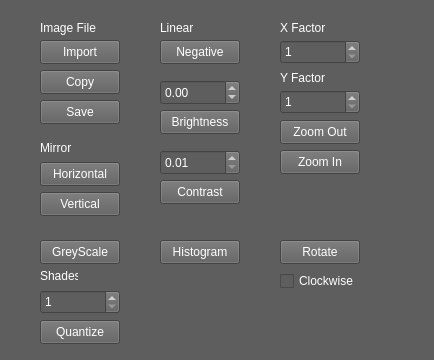
DiegoHommer/ImageEditor, file mainwindow.ui: the form before one commit.
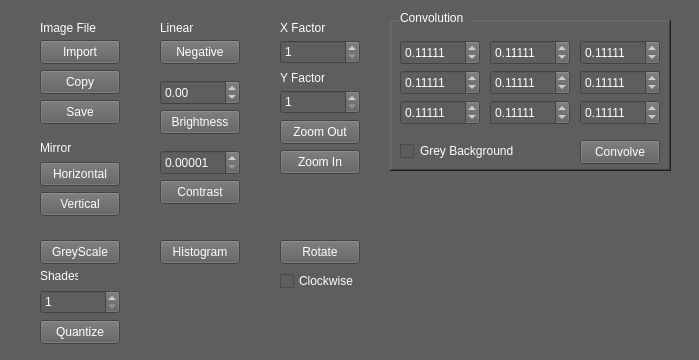
The form after the commit.

```diff
--- a/mainwindow.ui
+++ b/mainwindow.ui
@@ -6,7 +6,7 @@
    <rect>
     <x>0</x>
     <y>0</y>
-    <width>434</width>
+    <width>699</width>
     <height>360</height>
    </rect>
   </property>
@@ -295,8 +295,11 @@
     <property name="styleSheet">
      <string notr="true">color: rgb(255, 255, 255);</string>
     </property>
+    <property name="decimals">
+     <number>5</number>
+    </property>
     <property name="minimum">
-     <double>0.010000000000000</double>
+     <double>0.000010000000000</double>
     </property>
     <property name="maximum">
      <double>255.000000000000000</double>
@@ -461,6 +464,333 @@
      <string>Clockwise</string>
     </property>
    </widget>
+   <widget class="QFrame" name="frame">
+    <property name="enabled">
+     <bool>true</bool>
+    </property>
+    <property name="geometry">
+     <rect>
+      <x>390</x>
+      <y>20</y>
+      <width>281</width>
+      <height>151</height>
+     </rect>
+    </property>
+    <property name="styleSheet">
+     <string notr="true">border-color: rgb(255, 255, 255);
+color: rgb(255, 255, 255);
+gridline-color: rgb(255, 255, 255);</string>
+    </property>
+    <property name="frameShape">
+     <enum>QFrame::WinPanel</enum>
+    </property>
+    <property name="frameShadow">
+     <enum>QFrame::Raised</enum>
+    </property>
+    <property name="lineWidth">
+     <number>1</number>
+    </property>
+    <property name="midLineWidth">
+     <number>1</number>
+    </property>
+    <widget class="QPushButton" name="ColvolveButton">
+     <property name="geometry">
+      <rect>
+       <x>190</x>
+       <y>120</y>
+       <width>80</width>
+       <height>24</height>
+      </rect>
+     </property>
+     <property name="styleSheet">
+      <string notr="true">color: rgb(255, 255, 255);</string>
+     </property>
+     <property name="text">
+      <string>Convolve</string>
+     </property>
+    </widget>
+    <widget class="QDoubleSpinBox" name="Kernel5">
+     <property name="geometry">
+      <rect>
+       <x>100</x>
+       <y>50</y>
+       <width>80</width>
+       <height>25</height>
+      </rect>
+     </property>
+     <property name="styleSheet">
+      <string notr="true">color: rgb(255, 255, 255);</string>
+     </property>
+     <property name="decimals">
+      <number>5</number>
+     </property>
+     <property name="minimum">
+      <double>-1000.000000000000000</double>
+     </property>
+     <property name="maximum">
+      <double>1000.000000000000000</double>
+     </property>
+     <property name="singleStep">
+      <double>0.100000000000000</double>
+     </property>
+     <property name="value">
+      <double>0.111110000000000</double>
+     </property>
+    </widget>
+    <widget class="QDoubleSpinBox" name="Kernel3">
+     <property name="geometry">
+      <rect>
+       <x>10</x>
+       <y>80</y>
+       <width>80</width>
+       <height>25</height>
+      </rect>
+     </property>
+     <property name="styleSheet">
+      <string notr="true">color: rgb(255, 255, 255);</string>
+     </property>
+     <property name="decimals">
+      <number>5</number>
+     </property>
+     <property name="minimum">
+      <double>-1000.000000000000000</double>
+     </property>
+     <property name="maximum">
+      <double>1000.000000000000000</double>
+     </property>
+     <property name="singleStep">
+      <double>0.100000000000000</double>
+     </property>
+     <property name="value">
+      <double>0.111110000000000</double>
+     </property>
+    </widget>
+    <widget class="QDoubleSpinBox" name="Kernel1">
+     <property name="geometry">
+      <rect>
+       <x>10</x>
+       <y>20</y>
+       <width>80</width>
+       <height>25</height>
+      </rect>
+     </property>
+     <property name="styleSheet">
+      <string notr="true">color: rgb(255, 255, 255);</string>
+     </property>
+     <property name="decimals">
+      <number>5</number>
+     </property>
+     <property name="minimum">
+      <double>-1000.000000000000000</double>
+     </property>
+     <property name="maximum">
+      <double>1000.000000000000000</double>
+     </property>
+     <property name="singleStep">
+      <double>0.100000000000000</double>
+     </property>
+     <property name="value">
+      <double>0.111110000000000</double>
+     </property>
+    </widget>
+    <widget class="QDoubleSpinBox" name="Kernel9">
+     <property name="geometry">
+      <rect>
+       <x>190</x>
+       <y>80</y>
+       <width>80</width>
+       <height>25</height>
+      </rect>
+     </property>
+     <property name="styleSheet">
+      <string notr="true">color: rgb(255, 255, 255);</string>
+     </property>
+     <property name="decimals">
+      <number>5</number>
+     </property>
+     <property name="minimum">
+      <double>-1000.000000000000000</double>
+     </property>
+     <property name="maximum">
+      <double>1000.000000000000000</double>
+     </property>
+     <property name="singleStep">
+      <double>0.100000000000000</double>
+     </property>
+     <property name="value">
+      <double>0.111110000000000</double>
+     </property>
+    </widget>
+    <widget class="QDoubleSpinBox" name="Kernel4">
+     <property name="geometry">
+      <rect>
+       <x>100</x>
+       <y>20</y>
+       <width>80</width>
+       <height>25</height>
+      </rect>
+     </property>
+     <property name="styleSheet">
+      <string notr="true">color: rgb(255, 255, 255);</string>
+     </property>
+     <property name="decimals">
+      <number>5</number>
+     </property>
+     <property name="minimum">
+      <double>-1000.000000000000000</double>
+     </property>
+     <property name="maximum">
+      <double>1000.000000000000000</double>
+     </property>
+     <property name="singleStep">
+      <double>0.100000000000000</double>
+     </property>
+     <property name="value">
+      <double>0.111110000000000</double>
+     </property>
+    </widget>
+    <widget class="QDoubleSpinBox" name="Kernel6">
+     <property name="geometry">
+      <rect>
+       <x>100</x>
+       <y>80</y>
+       <width>80</width>
+       <height>25</height>
+      </rect>
+     </property>
+     <property name="styleSheet">
+      <string notr="true">color: rgb(255, 255, 255);</string>
+     </property>
+     <property name="decimals">
+      <number>5</number>
+     </property>
+     <property name="minimum">
+      <double>-1000.000000000000000</double>
+     </property>
+     <property name="maximum">
+      <double>1000.000000000000000</double>
+     </property>
+     <property name="singleStep">
+      <double>0.100000000000000</double>
+     </property>
+     <property name="value">
+      <double>0.111110000000000</double>
+     </property>
+    </widget>
+    <widget class="QDoubleSpinBox" name="Kernel8">
+     <property name="geometry">
+      <rect>
+       <x>190</x>
+       <y>50</y>
+       <width>80</width>
+       <height>25</height>
+      </rect>
+     </property>
+     <property name="styleSheet">
+      <string notr="true">color: rgb(255, 255, 255);</string>
+     </property>
+     <property name="decimals">
+      <number>5</number>
+     </property>
+     <property name="minimum">
+      <double>-1000.000000000000000</double>
+     </property>
+     <property name="maximum">
+      <double>1000.000000000000000</double>
+     </property>
+     <property name="singleStep">
+      <double>0.100000000000000</double>
+     </property>
+     <property name="value">
+      <double>0.111110000000000</double>
+     </property>
+    </widget>
+    <widget class="QDoubleSpinBox" name="Kernel7">
+     <property name="geometry">
+      <rect>
+       <x>190</x>
+       <y>20</y>
+       <width>80</width>
+       <height>25</height>
+      </rect>
+     </property>
+     <property name="styleSheet">
+      <string notr="true">color: rgb(255, 255, 255);</string>
+     </property>
+     <property name="decimals">
+      <number>5</number>
+     </property>
+     <property name="minimum">
+      <double>-1000.000000000000000</double>
+     </property>
+     <property name="maximum">
+      <double>1000.000000000000000</double>
+     </property>
+     <property name="singleStep">
+      <double>0.100000000000000</double>
+     </property>
+     <property name="value">
+      <double>0.111110000000000</double>
+     </property>
+    </widget>
+    <widget class="QDoubleSpinBox" name="Kernel2">
+     <property name="geometry">
+      <rect>
+       <x>10</x>
+       <y>50</y>
+       <width>80</width>
+       <height>25</height>
+      </rect>
+     </property>
+     <property name="styleSheet">
+      <string notr="true">color: rgb(255, 255, 255);</string>
+     </property>
+     <property name="decimals">
+      <number>5</number>
+     </property>
+     <property name="minimum">
+      <double>-1000.000000000000000</double>
+     </property>
+     <property name="maximum">
+      <double>1000.000000000000000</double>
+     </property>
+     <property name="singleStep">
+      <double>0.100000000000000</double>
+     </property>
+     <property name="value">
+      <double>0.111110000000000</double>
+     </property>
+    </widget>
+    <widget class="QCheckBox" name="Embossing">
+     <property name="geometry">
+      <rect>
+       <x>10</x>
+       <y>120</y>
+       <width>121</width>
+       <height>22</height>
+      </rect>
+     </property>
+     <property name="text">
+      <string>Grey Background</string>
+     </property>
+    </widget>
+   </widget>
+   <widget class="QLabel" name="label_8">
+    <property name="geometry">
+     <rect>
+      <x>400</x>
+      <y>10</y>
+      <width>71</width>
+      <height>16</height>
+     </rect>
+    </property>
+    <property name="styleSheet">
+     <string notr="true">color: rgb(255, 255, 255);</string>
+    </property>
+    <property name="text">
+     <string>Convolution</string>
+    </property>
+   </widget>
   </widget>
  </widget>
  <resources/>
```
